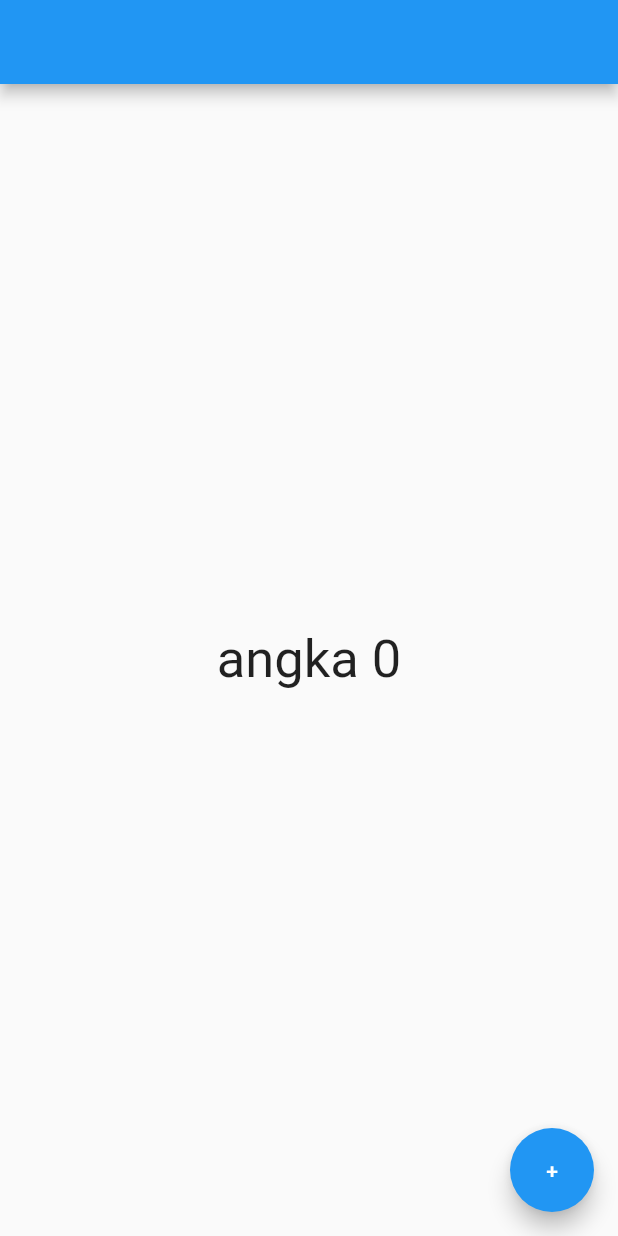
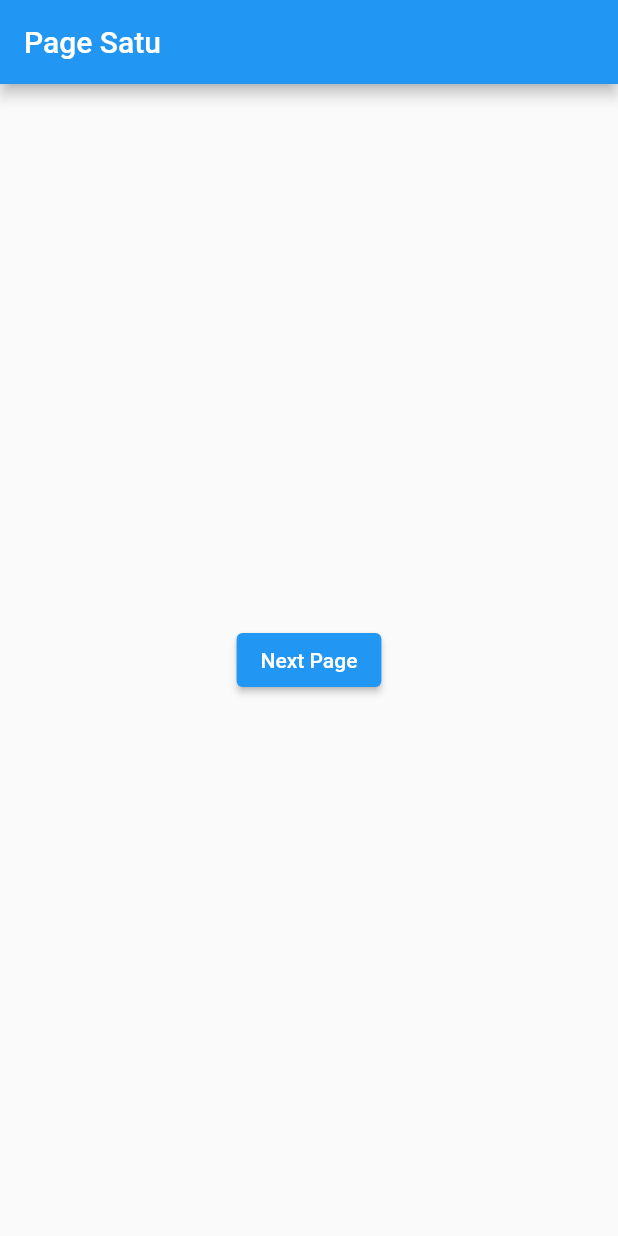
Before and after one commit to farhan1202/belaja_flutter, a Flutter app: the screen it shows after launch, on a phone screen of 412 x 824 dp. Run offline on Flutter 3.47's test engine with Material 2 defaults, Android fonts, the phone set to English and light mode, and no system bars; our stand-ins replace get.

Commit message:
GetX Navigation & Merapikan File

```diff
--- a/lib/Controller/CounterController.dart
+++ /dev/null
@@ -1,11 +0,0 @@
-import 'package:get/get.dart';
-
-class CounterController extends GetxController {
-  var counter = 0.obs;
-  var isDark = false.obs;
-
-  void changeTheme() => isDark.value = !isDark.value;
-
-  void increment() => counter++;
-  void decrement() => counter--;
-}
--- a/lib/main.dart
+++ b/lib/main.dart
@@ -1,19 +1,20 @@
 import 'package:flutter/material.dart';
+import 'package:flutter_application/routes/app_page.dart';
+import 'package:flutter_application/routes/app_route.dart';
+import 'package:flutter_application/ui/PageSatu.dart';
 import 'package:get/get.dart';
-import 'Controller/CounterController.dart';
-import 'ui/HomePage.dart';
 
 void main() {
   runApp(MyApp());
 }
 
 class MyApp extends StatelessWidget {
-  final counterC = Get.put(CounterController());
   @override
   Widget build(BuildContext context) {
-    return Obx(() => GetMaterialApp(
-          home: HomePage(),
-          theme: counterC.isDark.value ? ThemeData.dark() : ThemeData.light(),
-        ));
+    return GetMaterialApp(
+      debugShowCheckedModeBanner: false,
+      initialRoute: Routes.home,
+      getPages: AppPage.pages,
+    );
   }
 }
--- /dev/null
+++ b/lib/routes/app_page.dart
@@ -0,0 +1,22 @@
+import 'package:flutter_application/routes/app_route.dart';
+import 'package:flutter_application/ui/PageDua.dart';
+import 'package:flutter_application/ui/PageSatu.dart';
+import 'package:flutter_application/ui/PageTiga.dart';
+import 'package:get/get.dart';
+
+class AppPage {
+  static final pages = [
+    GetPage(
+      name: Routes.home,
+      page: () => PageSatu(),
+    ),
+    GetPage(
+      name: Routes.page2,
+      page: () => PageDua(),
+    ),
+    GetPage(
+      name: Routes.page3,
+      page: () => PageTiga(),
+    ),
+  ];
+}
--- /dev/null
+++ b/lib/routes/app_route.dart
@@ -0,0 +1,5 @@
+abstract class Routes {
+  static const home = '/home';
+  static const page2 = '/page-2';
+  static const page3 = '/page3';
+}
--- a/lib/ui/HomePage.dart
+++ /dev/null
@@ -1,26 +0,0 @@
-import 'package:flutter/material.dart';
-import 'package:flutter_application/Controller/CounterController.dart';
-import 'package:get/get.dart';
-
-class HomePage extends StatelessWidget {
-  final c = Get.find<CounterController>();
-  @override
-  Widget build(BuildContext context) {
-    return Scaffold(
-      appBar: AppBar(),
-      body: Center(
-          child: Obx(
-        () => Text(
-          "angka " + c.counter.toString(),
-          style: TextStyle(fontSize: 35),
-        ),
-      )),
-      floatingActionButton: FloatingActionButton(
-        child: Text("+"),
-        onPressed: () {
-          c.changeTheme();
-        },
-      ),
-    );
-  }
-}
--- /dev/null
+++ b/lib/ui/PageSatu.dart
@@ -0,0 +1,25 @@
+import 'package:flutter/material.dart';
+import 'package:flutter_application/routes/app_route.dart';
+import 'package:get/get.dart';
+
+class PageSatu extends StatelessWidget {
+  @override
+  Widget build(BuildContext context) {
+    return Scaffold(
+      appBar: AppBar(
+        title: Text("Page Satu"),
+      ),
+      body: Center(
+        child: ElevatedButton(
+            //passing argument
+            // onPressed: () async {
+            //   var data =
+            //       await Get.to(PageDua(), arguments: "Ini dari page satu");
+            //   print(data);
+            // },
+            onPressed: () => Get.toNamed(Routes.page2),
+            child: Text("Next Page")),
+      ),
+    );
+  }
+}
```
Also changed, not shown: lib/ui/PageDua.dart (added, +34 -0 lines), lib/ui/PageTiga.dart (added, +21 -0 lines).
